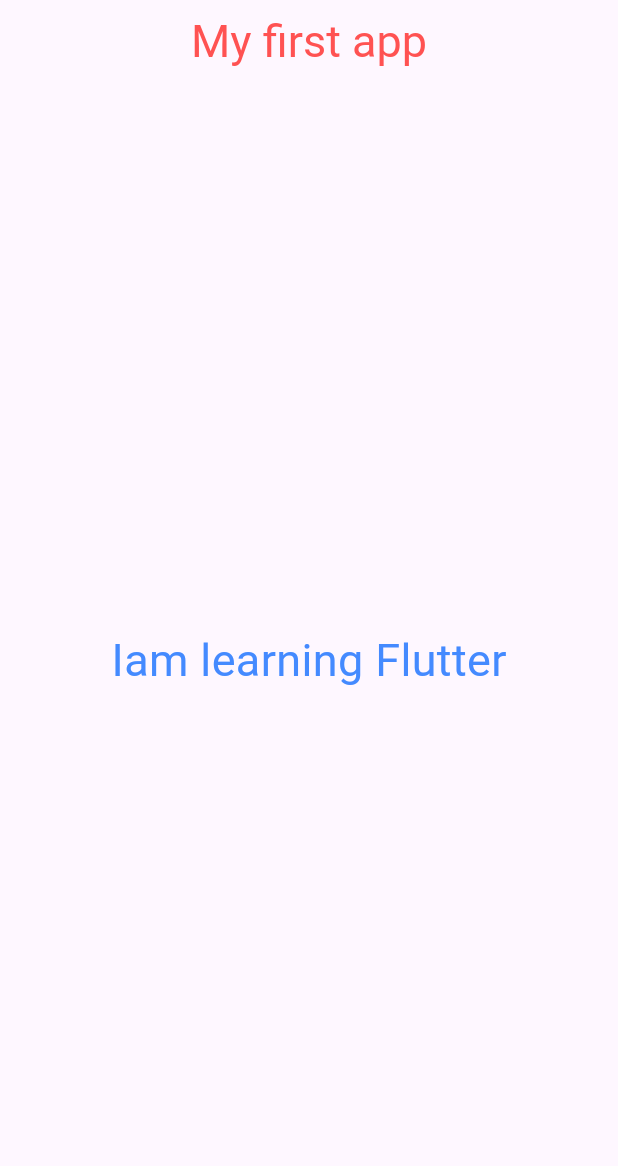
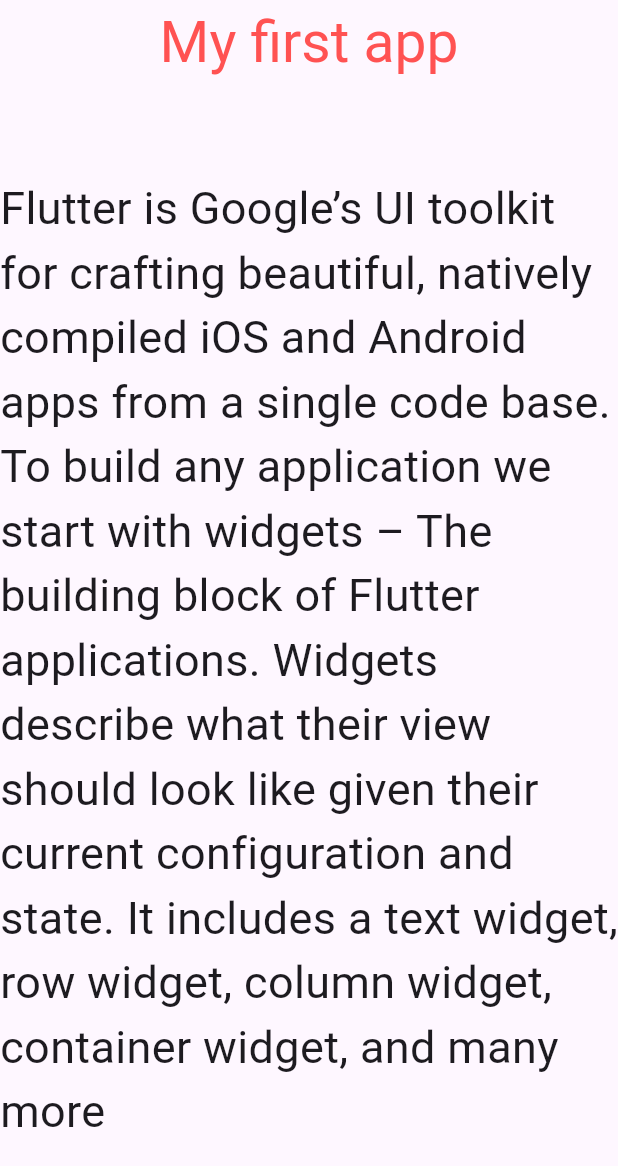
Before and after one commit to Majok-Bol/Widgets_projects, a Flutter app: the screen it shows after launch, on a phone screen of 412 x 824 dp. Shown: the top 1166 px of the screen. Run offline on Flutter 3.47's test engine with Material 3 defaults, Android fonts, the phone set to English and light mode, and no system bars.

Commit message:
added text to the body

```diff
--- a/lib/main.dart
+++ b/lib/main.dart
@@ -12,14 +12,15 @@
         appBar: AppBar(
           title: Text(
             'My first app',
-            style: TextStyle(fontSize: 30, color: Colors.redAccent),
+            style: TextStyle(fontSize: 38, color: Colors.redAccent),
           ),
           centerTitle: true,
         ),
         body: Center(
           child: Text(
-            'Iam learning Flutter',
-            style: TextStyle(fontSize: 30, color: Colors.blueAccent),
+            'Flutter is Google’s UI toolkit for crafting beautiful, natively compiled iOS and Android apps from a single code base. To build any application we start with widgets – The building block of Flutter applications. Widgets describe what their view should look like given their current configuration and state. It includes a text widget, row widget, column widget, container widget, and many more',
+            style: TextStyle(fontSize: 30),
+            // textAlign: TextAlign.center,
           ),
         ),
       ),
```
